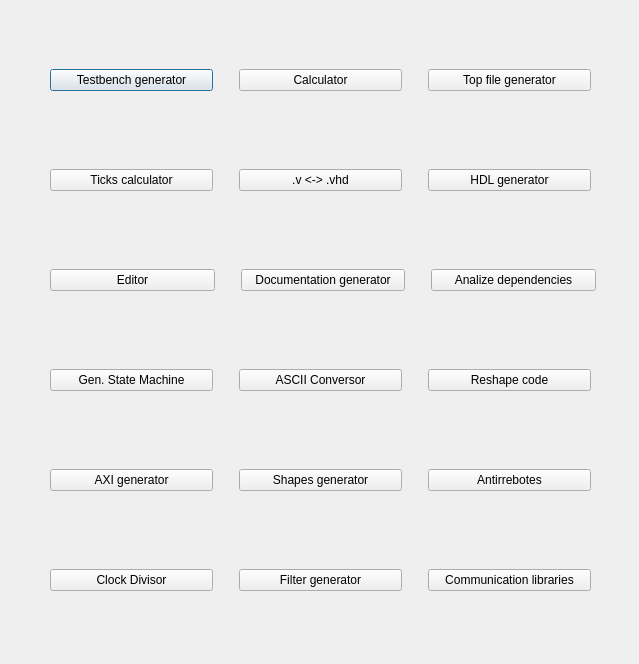
The window that src/UI/UIs/HDLHelper_UI.ui (DRubioG/HDLHelper) describes before a commit, drawn with Qt 5.
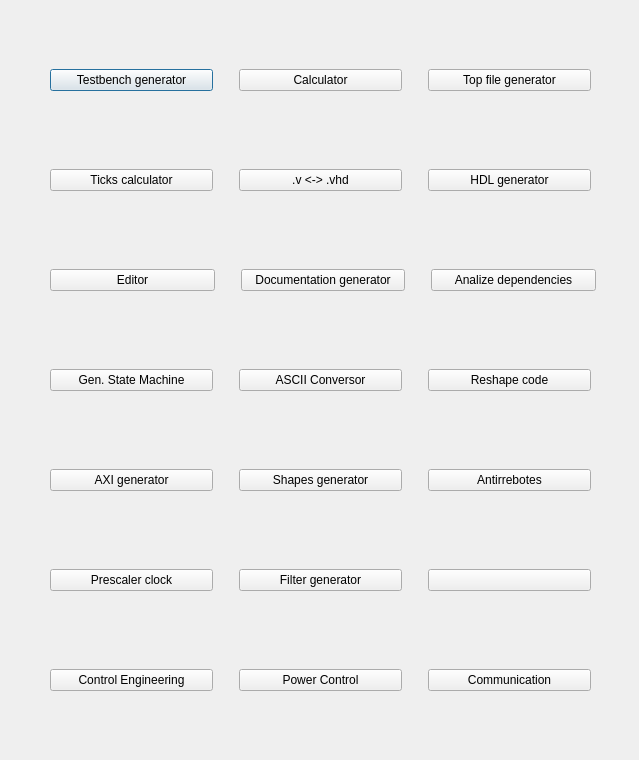
The same window after the commit.

The edit to the form file:
```diff
--- a/src/UI/UIs/HDLHelper_UI.ui
+++ b/src/UI/UIs/HDLHelper_UI.ui
@@ -7,7 +7,7 @@
     <x>0</x>
     <y>0</y>
     <width>639</width>
-    <height>664</height>
+    <height>760</height>
    </rect>
   </property>
   <property name="windowTitle">
@@ -363,7 +363,7 @@
     <item>
      <widget class="QPushButton" name="clock_divisor_button">
       <property name="text">
-       <string>Clock Divisor</string>
+       <string>Prescaler clock</string>
       </property>
      </widget>
     </item>
@@ -415,7 +415,78 @@
        <bool>true</bool>
       </property>
       <property name="text">
-       <string>Communication libraries</string>
+       <string> </string>
+      </property>
+     </widget>
+    </item>
+   </layout>
+  </widget>
+  <widget class="QWidget" name="horizontalLayoutWidget_7">
+   <property name="geometry">
+    <rect>
+     <x>50</x>
+     <y>640</y>
+     <width>541</width>
+     <height>80</height>
+    </rect>
+   </property>
+   <layout class="QHBoxLayout" name="horizontalLayout_7">
+    <item>
+     <widget class="QPushButton" name="clock_divisor_button_2">
+      <property name="text">
+       <string>Control Engineering</string>
+      </property>
+     </widget>
+    </item>
+    <item>
+     <spacer name="horizontalSpacer_13">
+      <property name="orientation">
+       <enum>Qt::Horizontal</enum>
+      </property>
+      <property name="sizeType">
+       <enum>QSizePolicy::Fixed</enum>
+      </property>
+      <property name="sizeHint" stdset="0">
+       <size>
+        <width>20</width>
+        <height>20</height>
+       </size>
+      </property>
+     </spacer>
+    </item>
+    <item>
+     <widget class="QPushButton" name="filter_generator_button_2">
+      <property name="enabled">
+       <bool>true</bool>
+      </property>
+      <property name="text">
+       <string>Power Control</string>
+      </property>
+     </widget>
+    </item>
+    <item>
+     <spacer name="horizontalSpacer_14">
+      <property name="orientation">
+       <enum>Qt::Horizontal</enum>
+      </property>
+      <property name="sizeType">
+       <enum>QSizePolicy::Fixed</enum>
+      </property>
+      <property name="sizeHint" stdset="0">
+       <size>
+        <width>20</width>
+        <height>20</height>
+       </size>
+      </property>
+     </spacer>
+    </item>
+    <item>
+     <widget class="QPushButton" name="auto_improve_button_4">
+      <property name="enabled">
+       <bool>true</bool>
+      </property>
+      <property name="text">
+       <string>Communication</string>
       </property>
      </widget>
     </item>
```
